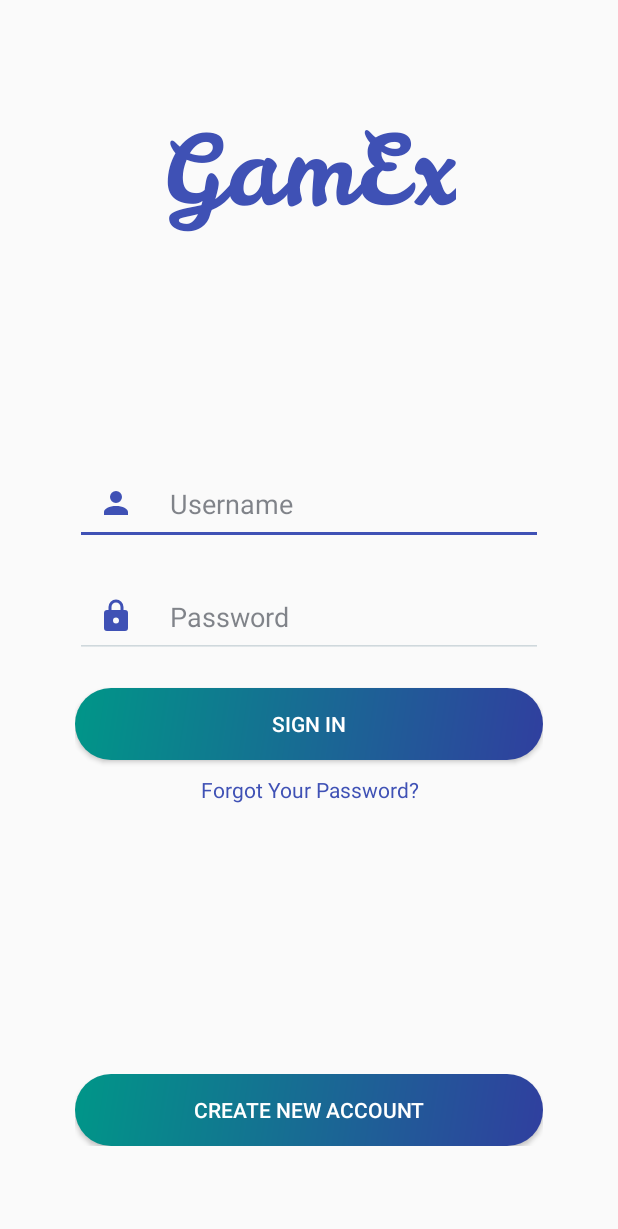
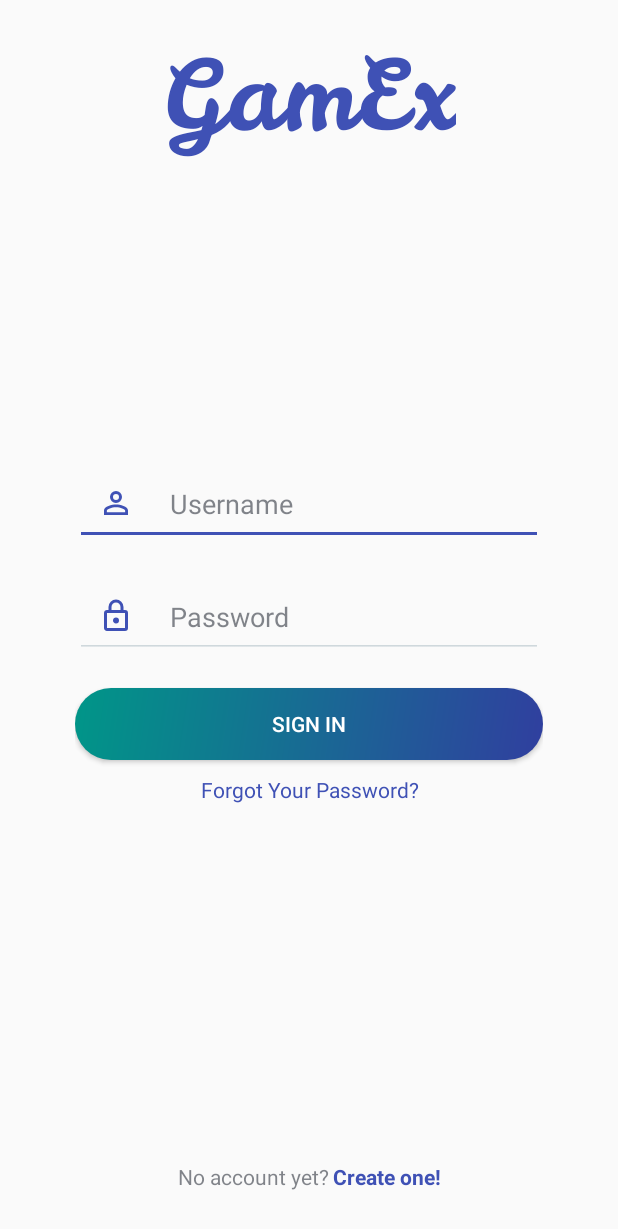
Before and after one commit to vyvtt/GamexMobile, an Android app: the screen it shows after launch (LoginActivity), on a phone screen of 412 x 824 dp. Shown: the top 1229 px of the screen. Run offline under Robolectric (Android 15) with nearby library versions, the phone set to English and light mode, and no system bars.

Commit message:
sign up screen

```diff
--- a/app/src/main/java/com/gamex/LoginActivity.java
+++ b/app/src/main/java/com/gamex/LoginActivity.java
@@ -1,13 +1,27 @@
 package com.gamex;
 
+import android.content.Intent;
 import android.support.v7.app.AppCompatActivity;
 import android.os.Bundle;
+import android.view.View;
+import android.widget.TextView;
 
 public class LoginActivity extends AppCompatActivity {
+    TextView textViewSignUp;
 
     @Override
     protected void onCreate(Bundle savedInstanceState) {
         super.onCreate(savedInstanceState);
         setContentView(R.layout.activity_login);
+
+        textViewSignUp = findViewById(R.id.textViewSignUp);
+        textViewSignUp.setOnClickListener(new View.OnClickListener() {
+            @Override
+            public void onClick(View v) {
+                textViewSignUp.setTextColor(getResources().getColor(R.color.btn_pressed));
+                Intent intent = new Intent(LoginActivity.this, SignupActivity.class);
+                startActivity(intent);
+            }
+        });
     }
 }
--- a/app/src/main/res/drawable/ic_account.xml
+++ b/app/src/main/res/drawable/ic_account.xml
@@ -3,5 +3,5 @@
     android:width="24dp"
     android:viewportWidth="24"
     android:viewportHeight="24">
-    <path android:fillColor="@color/color_primary" android:pathData="M12,4A4,4 0 0,1 16,8A4,4 0 0,1 12,12A4,4 0 0,1 8,8A4,4 0 0,1 12,4M12,14C16.42,14 20,15.79 20,18V20H4V18C4,15.79 7.58,14 12,14Z" />
+    <path android:fillColor="@color/color_primary" android:pathData="M12,4A4,4 0 0,1 16,8A4,4 0 0,1 12,12A4,4 0 0,1 8,8A4,4 0 0,1 12,4M12,6A2,2 0 0,0 10,8A2,2 0 0,0 12,10A2,2 0 0,0 14,8A2,2 0 0,0 12,6M12,13C14.67,13 20,14.33 20,17V20H4V17C4,14.33 9.33,13 12,13M12,14.9C9.03,14.9 5.9,16.36 5.9,17V18.1H18.1V17C18.1,16.36 14.97,14.9 12,14.9Z" />
 </vector>
--- a/app/src/main/res/drawable/ic_password.xml
+++ b/app/src/main/res/drawable/ic_password.xml
@@ -3,5 +3,5 @@
     android:width="24dp"
     android:viewportWidth="24"
     android:viewportHeight="24">
-    <path android:fillColor="@color/color_primary" android:pathData="M12,17A2,2 0 0,0 14,15C14,13.89 13.1,13 12,13A2,2 0 0,0 10,15A2,2 0 0,0 12,17M18,8A2,2 0 0,1 20,10V20A2,2 0 0,1 18,22H6A2,2 0 0,1 4,20V10C4,8.89 4.9,8 6,8H7V6A5,5 0 0,1 12,1A5,5 0 0,1 17,6V8H18M12,3A3,3 0 0,0 9,6V8H15V6A3,3 0 0,0 12,3Z" />
+    <path android:fillColor="@color/color_primary" android:pathData="M12,17C10.89,17 10,16.1 10,15C10,13.89 10.89,13 12,13A2,2 0 0,1 14,15A2,2 0 0,1 12,17M18,20V10H6V20H18M18,8A2,2 0 0,1 20,10V20A2,2 0 0,1 18,22H6C4.89,22 4,21.1 4,20V10C4,8.89 4.89,8 6,8H7V6A5,5 0 0,1 12,1A5,5 0 0,1 17,6V8H18M12,3A3,3 0 0,0 9,6V8H15V6A3,3 0 0,0 12,3Z" />
 </vector>
--- /dev/null
+++ b/app/src/main/res/drawable/textview_selected.xml
@@ -0,0 +1,5 @@
+<?xml version="1.0" encoding="utf-8"?>
+<selector xmlns:android="http://schemas.android.com/apk/res/android">
+    <item android:state_selected="true"
+        android:drawable="@color/test" />
+</selector>
--- a/app/src/main/res/layout/activity_login.xml
+++ b/app/src/main/res/layout/activity_login.xml
@@ -16,7 +16,7 @@
         android:textSize="64sp"
         android:textColor="@color/color_primary"
         android:fontFamily="@font/leckerli_one_regular"
-        android:layout_marginVertical="70dp"/>
+        android:layout_marginVertical="20dp"/>
 
     <LinearLayout
         android:layout_width="match_parent"
@@ -38,6 +38,7 @@
             android:inputType="text"
             android:maxLines="1"
             android:theme="@style/MyEditText"
+            android:textColor="@color/txt_black"
             />
 
         <EditText
@@ -51,6 +52,7 @@
             android:drawablePadding="24dp"
             android:maxLines="1"
             android:theme="@style/MyEditText"
+            android:textColor="@color/txt_black"
             />
 
         <Button
@@ -58,7 +60,7 @@
             android:layout_height="wrap_content"
             android:layout_marginTop="@dimen/btn_margin_top"
             android:text="@string/sign_in"
-            android:background="@drawable/ripple_effect" />
+            android:background="@drawable/effect_ripple" />
 
         <TextView
             android:layout_width="match_parent"
@@ -72,17 +74,29 @@
     <LinearLayout
         android:layout_width="match_parent"
         android:layout_height="wrap_content"
-        android:orientation="vertical"
+        android:orientation="horizontal"
         android:layout_alignParentBottom="true"
         android:paddingLeft="50dp"
         android:paddingRight="50dp"
-        android:layout_marginBottom="60dp">
+        android:layout_marginBottom="30dp">
 
-        <Button
-            android:layout_width="match_parent"
+        <TextView
+            android:gravity="end"
+            android:layout_width="wrap_content"
             android:layout_height="wrap_content"
-            android:text="@string/create_new_account"
-            android:background="@drawable/ripple_effect" />
+            android:layout_weight="1"
+            android:text="No account yet? "
+            android:textColor="@color/txt_hint"/>
+
+        <TextView
+            android:id="@+id/textViewSignUp"
+            android:layout_width="wrap_content"
+            android:layout_height="wrap_content"
+            android:layout_weight="1"
+            android:text="Create one!"
+            android:textStyle="bold"
+            android:textColor="@color/color_primary" />
+
     </LinearLayout>
 
 </RelativeLayout>
--- a/app/src/main/res/values/colors.xml
+++ b/app/src/main/res/values/colors.xml
@@ -21,4 +21,6 @@
     <color name="gradient_end">#FF303F9F</color>
     <color name="gradient_start">#FF009688</color>
 
+    <color name="test">#FFF44336</color>
+
 </resources>
--- a/app/src/main/res/values/styles.xml
+++ b/app/src/main/res/values/styles.xml
@@ -5,6 +5,7 @@
         <item name="colorPrimary">@color/color_primary</item>
         <item name="colorPrimaryDark">@color/color_primary_dark</item>
         <item name="colorAccent">@color/color_accent</item>
+        <item name="android:fontFamily">@font/roboto_regular</item>
     </style>
 
     <!--Style for Splash Screen-->
@@ -31,4 +32,8 @@
         <item name="android:textColorHint">@color/txt_hint</item>
     </style>
 
+    <style name="MyTextLabel" parent="TextAppearance.AppCompat">
+        <item name="colorAccent">@color/color_primary</item>
+    </style>
+
 </resources>
```
Also changed, not shown: app/src/main/AndroidManifest.xml (+6 -5 lines), app/src/main/java/com/gamex/SignupActivity.java (added, +30 -0 lines), app/src/main/res/drawable/color_gradient_light.xml (added, +13 -0 lines), app/src/main/res/drawable/ic_email.xml (added, +8 -0 lines), app/src/main/res/drawable/id_fullname.xml (added, +8 -0 lines), app/src/main/res/layout/activity_signup.xml (added, +131 -0 lines), app/src/main/res/drawable/effect_ripple.xml (renamed from app/src/main/res/drawable/ripple_effect.xml), app/src/main/res/font/roboto_regular.ttf (added).
